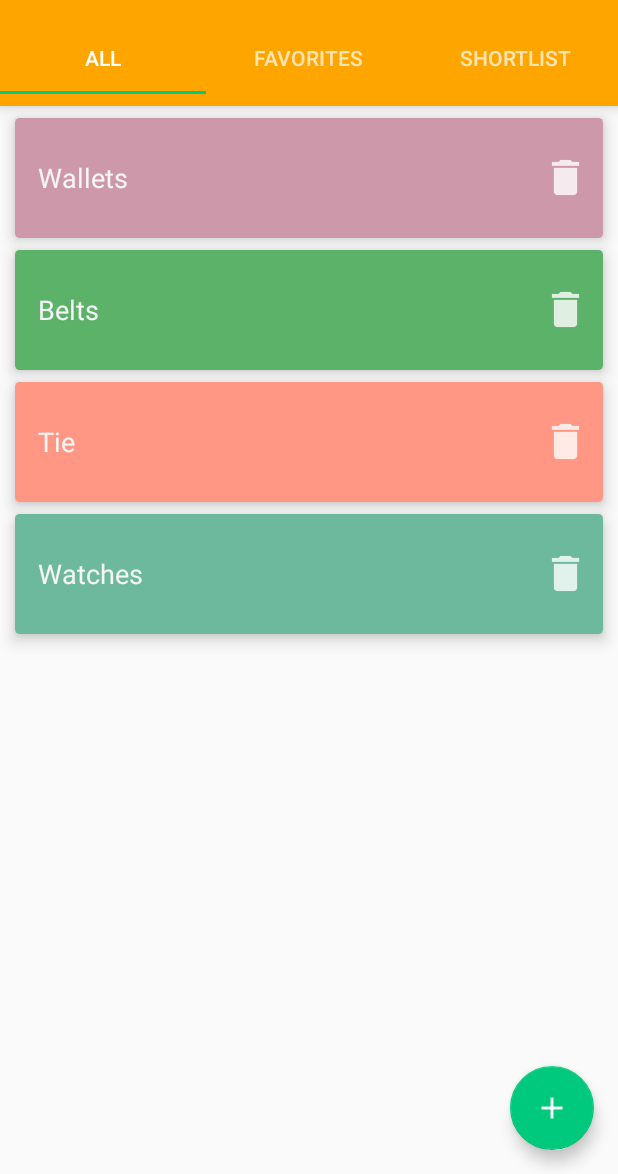
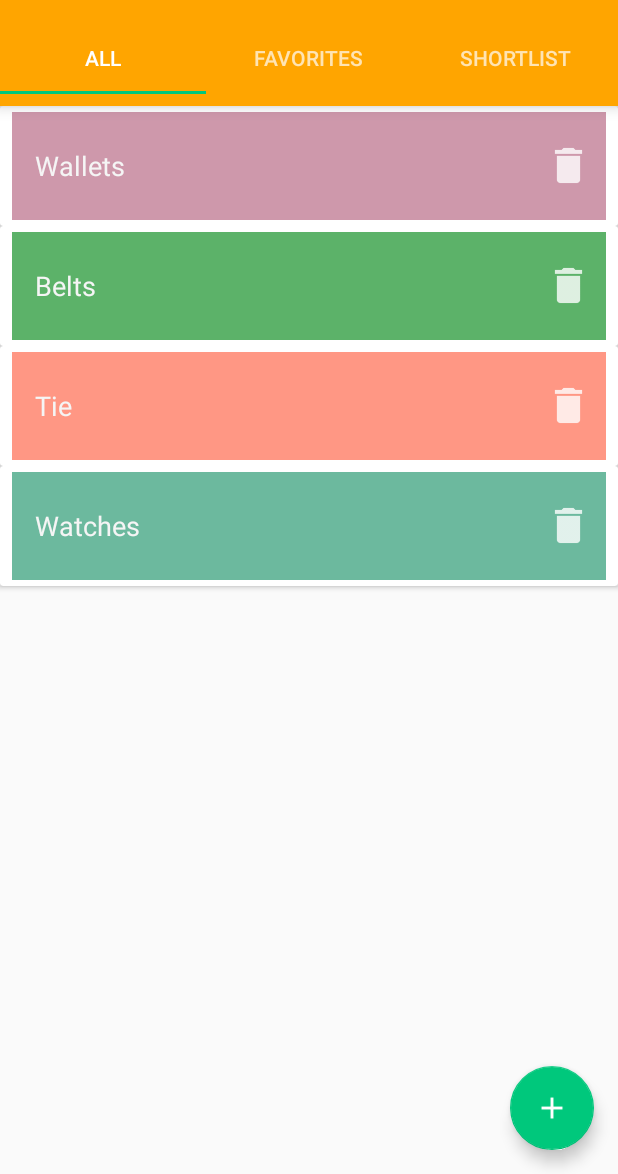
Before and after one commit to shrutikaladha/AccessBox, an Android app: the screen it shows after launch (HomePageActivity), in the options menu, after a tap on "Settings", on a phone screen of 412 x 824 dp, the part 62-1236 px from its top. Run offline under Robolectric (Android 15) with nearby library versions, the phone set to English and light mode, and no system bars.

Commit message:
Added delete button in main card items

```diff
--- a/app/src/main/java/com/accessbox/activity/SubCategoryActivity.java
+++ b/app/src/main/java/com/accessbox/activity/SubCategoryActivity.java
@@ -5,6 +5,7 @@ import android.content.Intent;
 import android.os.Bundle;
 import android.support.design.widget.CollapsingToolbarLayout;
 import android.support.design.widget.FloatingActionButton;
+import android.support.v7.widget.DefaultItemAnimator;
 import android.support.v7.widget.GridLayoutManager;
 import android.support.v7.widget.RecyclerView;
 import android.view.View;
@@ -50,6 +51,10 @@ public class SubCategoryActivity extends BaseActivity {
         mRecyclerView.setLayoutManager(gridLayoutManager);
         mSubCategoryItemAdapter = new SubCategoryItemAdapter(this, mSubCategoryItemList);
         mRecyclerView.setAdapter(mSubCategoryItemAdapter);
+        RecyclerView.ItemAnimator itemAnimator = new DefaultItemAnimator();
+        itemAnimator.setAddDuration(1000);
+        itemAnimator.setRemoveDuration(1000);
+        mRecyclerView.setItemAnimator(itemAnimator);
     }
 
     private void setupFab() {
--- a/app/src/main/java/com/accessbox/adapter/SubCategoryItemAdapter.java
+++ b/app/src/main/java/com/accessbox/adapter/SubCategoryItemAdapter.java
@@ -5,6 +5,8 @@ import android.support.v7.widget.RecyclerView;
 import android.view.LayoutInflater;
 import android.view.View;
 import android.view.ViewGroup;
+import android.view.animation.Animation;
+import android.view.animation.AnimationUtils;
 
 import com.accessbox.R;
 import com.accessbox.category.SubCategoryItem;
@@ -46,7 +48,8 @@ public class SubCategoryItemAdapter extends RecyclerView.Adapter<SubCategoryRecy
 
     @Override
     public void onBindViewHolder(SubCategoryRecyclerViewHolder holder, int position) {
-        mImageLoader.displayImage("file://"+mSubCategoryItemList.get(position).getImgPath(), holder.mIvCategory);
+        mImageLoader.displayImage("file://"+mSubCategoryItemList.get(position).getImgPath(), holder.ivCategory);
+
     }
 
     @Override
--- a/app/src/main/java/com/accessbox/dialog/AddCategoryDialogFragment.java
+++ b/app/src/main/java/com/accessbox/dialog/AddCategoryDialogFragment.java
@@ -64,7 +64,7 @@ public class AddCategoryDialogFragment extends DialogFragment {
                     MainCategoryItem mainCategoryItem = new MainCategoryItem(name, desc);
                     ListUtils.addCategory(mContext, mainCategoryItem);
                     MainCategoryFragment mainCategoryFragment = new MainCategoryFragment();
-                    mainCategoryFragment.onMainCategoryItemAdded(mainCategoryItem);
+                    mainCategoryFragment.onMainCategoryItemAdded(mContext, mainCategoryItem);
                     dismiss();
                 }
 
--- a/app/src/main/java/com/accessbox/fragment/MainCategoryFragment.java
+++ b/app/src/main/java/com/accessbox/fragment/MainCategoryFragment.java
@@ -6,6 +6,7 @@ import android.content.Context;
 import android.os.Bundle;
 import android.support.annotation.Nullable;
 import android.support.v4.app.Fragment;
+import android.support.v7.widget.DefaultItemAnimator;
 import android.support.v7.widget.LinearLayoutManager;
 import android.support.v7.widget.RecyclerView;
 import android.view.LayoutInflater;
@@ -24,7 +25,7 @@ import java.util.ArrayList;
  */
 public class MainCategoryFragment extends Fragment {
 
-    RecyclerView recyclerView;
+    RecyclerView mRecyclerView;
     Context mContext;
     ArrayList<MainCategoryItem> mainCategoryItemList;
 
@@ -38,7 +39,7 @@ public class MainCategoryFragment extends Fragment {
     @Override
     public View onCreateView(LayoutInflater inflater, ViewGroup container, Bundle savedInstanceState) {
         View view = inflater.inflate(R.layout.fragment_main_category_layout, null);
-        recyclerView = (RecyclerView) view.findViewById(R.id.recycler_view);
+        mRecyclerView = (RecyclerView) view.findViewById(R.id.recycler_view);
         ArrayList<MainCategoryItem> mainCategoryItemList = ListUtils.getMainCategoryItemList(mContext);
         setUpAdapter(mainCategoryItemList);
         return view;
@@ -46,24 +47,29 @@ public class MainCategoryFragment extends Fragment {
 
 
     private void setUpAdapter(ArrayList<MainCategoryItem> mainCategoryItemList) {
-        LinearLayoutManager linearLayoutManager = new LinearLayoutManager(mContext);
-        recyclerView.setHasFixedSize(true);
-        recyclerView.setLayoutManager(linearLayoutManager);
+        LinearLayoutManager mLinearLayoutManager = new LinearLayoutManager(mContext);
+        mRecyclerView.setHasFixedSize(true);
+        mRecyclerView.setLayoutManager(mLinearLayoutManager);
         MainCategoryItemAdapter mainCategoryItemAdapter = new MainCategoryItemAdapter(mContext, mainCategoryItemList);
-        recyclerView.setAdapter(mainCategoryItemAdapter);
+        mRecyclerView.setAdapter(mainCategoryItemAdapter);
+        RecyclerView.ItemAnimator itemAnimator = new DefaultItemAnimator();
+        itemAnimator.setAddDuration(1000);
+        itemAnimator.setRemoveDuration(1000);
+        mRecyclerView.setItemAnimator(itemAnimator);
     }
 
 
 
-    public void onMainCategoryItemAdded(MainCategoryItem mainCategoryItem) {
-        ArrayList<MainCategoryItem> mainCategoryItemList = ListUtils.getMainCategoryItemList(getActivity());
+    public void onMainCategoryItemAdded(Context mContext, MainCategoryItem mainCategoryItem) {
+        ArrayList<MainCategoryItem> mainCategoryItemList = ListUtils.getMainCategoryItemList(mContext);
         mainCategoryItemList.add(mainCategoryItem);
-        setUpAdapter(mainCategoryItemList);
+       // setUpAdapter(mainCategoryItemList);
     }
 
-    public void onMainCategoryItemDeleted(int adapterPosition) {
-        ArrayList<MainCategoryItem> mainCategoryItemList = ListUtils.getMainCategoryItemList(getActivity());
+    public void onMainCategoryItemDeleted(Context context, int adapterPosition) {
+        mContext = context;
+        ArrayList<MainCategoryItem> mainCategoryItemList = ListUtils.getMainCategoryItemList(mContext);
         mainCategoryItemList.remove(adapterPosition);
-        setUpAdapter(mainCategoryItemList);
+        //setUpAdapter(mainCategoryItemList);
     }
 }
--- /dev/null
+++ b/app/src/main/res/anim/bounce_interpolator.xml
@@ -0,0 +1,9 @@
+<?xml version="1.0" encoding="utf-8"?>
+<set xmlns:android="http://schemas.android.com/apk/res/android"
+    android:interpolator="@android:anim/bounce_interpolator">
+    <translate
+        android:duration="1500"
+        android:fromYDelta="-150%p"
+        android:toYDelta="0"
+        />
+</set>
--- /dev/null
+++ b/app/src/main/res/anim/slide_in_bottom.xml
@@ -0,0 +1,6 @@
+<?xml version="1.0" encoding="utf-8"?>
+
+    <translate xmlns:android="http://schemas.android.com/apk/res/android"
+        android:interpolator="@android:anim/decelerate_interpolator"
+        android:fromYDelta="100%p" android:toYDelta="0"
+        android:duration="1000"/>
--- a/app/src/main/res/layout/main_category_item_list_layout.xml
+++ b/app/src/main/res/layout/main_category_item_list_layout.xml
@@ -3,14 +3,15 @@
 <android.support.v7.widget.CardView xmlns:android="http://schemas.android.com/apk/res/android"
     xmlns:app="http://schemas.android.com/tools"
     xmlns:card_view="http://schemas.android.com/apk/res-auto"
-    android:id="@+id/card_view"
+    android:id="@+id/cv_main_view"
     android:layout_width="match_parent"
     android:layout_height="80dp"
-    android:layout_marginLeft="10dp"
-    android:layout_marginRight="10dp"
-    android:layout_marginTop="8dp"
-    card_view:cardCornerRadius="3dp"
-    card_view:cardElevation="6dp">
+    card_view:contentPaddingLeft="8dp"
+    card_view:contentPaddingRight="8dp"
+    card_view:contentPaddingBottom="4dp"
+    card_view:contentPaddingTop="4dp"
+    card_view:cardCornerRadius="2dp"
+    card_view:cardElevation="2dp">
 
     <LinearLayout xmlns:android="http://schemas.android.com/apk/res/android"
         android:id="@+id/ll_main_view"
@@ -26,6 +27,7 @@
             android:layout_gravity="left|center_vertical"
             android:layout_weight="0.9"
             android:orientation="vertical"
+            android:clickable="true"
             android:paddingLeft="15dp">
 
             <TextView
--- a/app/src/main/res/layout/sub_category_item_layout.xml
+++ b/app/src/main/res/layout/sub_category_item_layout.xml
@@ -1,12 +1,14 @@
 <android.support.v7.widget.CardView xmlns:android="http://schemas.android.com/apk/res/android"
     xmlns:app="http://schemas.android.com/tools"
     xmlns:card_view="http://schemas.android.com/apk/res-auto"
-    android:id="@+id/card_view"
+    android:id="@+id/cv_main_view"
     android:layout_width="180dp"
     android:layout_height="160dp"
     android:layout_margin="10dp"
+    android:stateListAnimator="@anim/state_list_animator"
+    android:background="?android:attr/selectableItemBackground"
     card_view:cardCornerRadius="3dp"
-    card_view:cardElevation="6dp">
+    card_view:cardElevation="3dp">
 
 
     <ImageView
--- /dev/null
+++ b/app/src/main/res/transition/explode.xml
@@ -0,0 +1,4 @@
+<?xml version="1.0" encoding="utf-8"?>
+<transitionSet xmlns:android="http://schemas.android.com/apk/res/android">
+    <fade/>
+</transitionSet>
--- a/app/src/main/res/values-v21/styles.xml
+++ b/app/src/main/res/values-v21/styles.xml
@@ -1,8 +1,16 @@
 <resources>>
 
-    <style name="AppTheme.NoActionBar">
+
+    <style name="AccessBoxTheme" parent="AppTheme.NoActionBar">
         <item name="windowActionBar">false</item>
         <item name="windowNoTitle">true</item>
+        <!-- enable window content transitions -->
+        <item name="android:windowActivityTransitions">true</item>
+
+        <!-- specify enter and exit transitions -->
+        <item name="android:windowEnterTransition">@transition/explode</item>
+        <item name="android:windowExitTransition">@transition/explode</item>
+
         <item name="android:windowDrawsSystemBarBackgrounds">true</item>
         <item name="android:statusBarColor">@android:color/transparent</item>
     </style>
--- a/app/src/main/res/values/styles.xml
+++ b/app/src/main/res/values/styles.xml
@@ -1,4 +1,4 @@
-<resources>
+<resources xmlns:card_view="http://schemas.android.com/tools">
 
     <!-- Base application theme. -->
     <style name="AppTheme" parent="Theme.AppCompat.Light.DarkActionBar">
@@ -14,6 +14,12 @@
         <item name="android:windowIsTranslucent">true</item>
     </style>
 
+    <style name="AccessBoxTheme">
+            <item name="windowActionBar">false</item>
+            <item name="windowNoTitle">true</item>
+            <item name="android:windowIsTranslucent">true</item>
+    </style>
+
     <style name="AppTheme.AppBarOverlay" parent="ThemeOverlay.AppCompat.Dark.ActionBar" />
 
     <style name="AppTheme.PopupOverlay" parent="ThemeOverlay.AppCompat.Light" />
@@ -24,12 +30,13 @@
         <item name="android:minHeight">220dp</item>
         <item name="android:minWidth">300dp</item>
         <item name="android:orientation">vertical</item>
+        <item name="android:padding">10dp</item>
 
     </style>
 
     <style name="HeadingWithBackgroundStyle">
         <item name="android:layout_width">match_parent</item>
-        <item name="android:layout_height">60dp</item>
+        <item name="android:layout_height">50dp</item>
         <item name="android:textSize">@dimen/font_title_text_size</item>
         <item name="android:background">@color/theme_color</item>
         <item name="android:textColor">@color/title_text_color_light</item>
```
Also changed, not shown: app/src/main/AndroidManifest.xml (+6 -6 lines), app/src/main/java/com/accessbox/adapter/MainCategoryItemAdapter.java (+9 -0 lines), app/src/main/java/com/accessbox/category/MainCategoryRecyclerViewHolder.java (+12 -6 lines), app/src/main/java/com/accessbox/category/SubCategoryRecyclerViewHolder.java (+9 -6 lines), app/src/main/res/anim/aniticipateovershoot_interpolator.xml (added, +9 -0 lines), app/src/main/res/anim/slide_in_left_grid.xml (added, +7 -0 lines), app/src/main/res/anim/state_list_animator.xml (added, +24 -0 lines), app/src/main/res/layout/dialog_add_category_layout.xml (+12 -9 lines).
